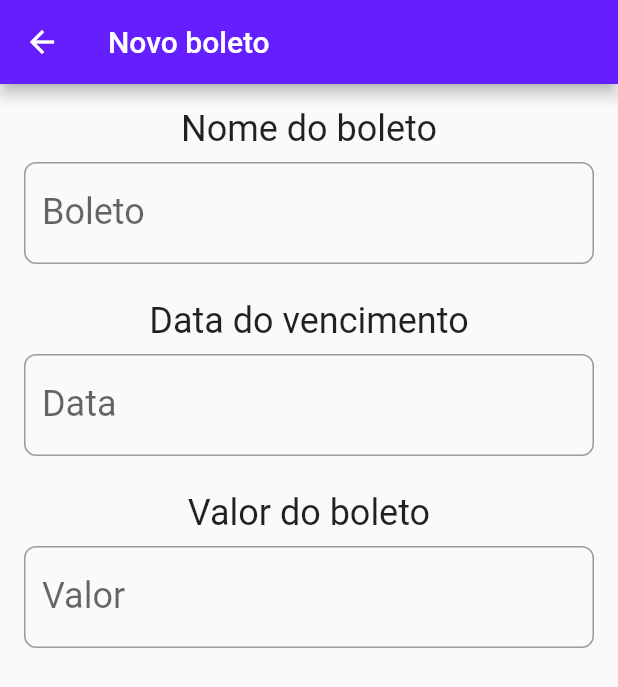
After one commit to EdRodrigues12/Ja-Paguei-Meus-Boletos, a Flutter app: the PaymentSlipPage screen opened by its route, on a phone screen of 412 x 824 dp. The commit adds this screen. Shown: the top 687 px of the screen. Run offline on Flutter 3.47's test engine with Material 2 defaults, Android fonts, the phone set to English and light mode, and no system bars; our stand-ins replace flutter_svg, splashscreen.

Commit message:
page new boletos

```diff
--- a/lib/boletos_app.dart
+++ b/lib/boletos_app.dart
@@ -3,6 +3,7 @@ import 'package:flutter/material.dart';
 import 'package:flutter/services.dart';
 import 'file:///C:/Users/Win/IdeaProjects/ja_paguei_meus_boletos/lib/ui/splash/splash_page.dart';
 import 'package:ja_paguei_meus_boletos/core/constants/string.dart';
+import 'package:ja_paguei_meus_boletos/core/routes/router.dart' as router;
 
 class BoletosApp extends StatelessWidget {
   @override
@@ -14,6 +15,8 @@ class BoletosApp extends StatelessWidget {
     return MaterialApp(
       debugShowCheckedModeBanner: false,
       title: boletosAppTittle,
+      onGenerateRoute: router.generateRoute,
+      initialRoute: '/',
       theme: ThemeData(
           visualDensity: VisualDensity.adaptivePlatformDensity,
           accentColor: Colors.deepPurple,
--- /dev/null
+++ b/lib/core/routes/router.dart
@@ -0,0 +1,12 @@
+import 'package:flutter/material.dart';
+import 'package:ja_paguei_meus_boletos/ui/home/home_page.dart';
+import 'package:ja_paguei_meus_boletos/ui/paymentSlip/payment_slip_page.dart';
+
+Route<dynamic> generateRoute(RouteSettings settings) {
+  switch (settings.name) {
+    case '/newBoleto':
+      return MaterialPageRoute(builder: (context) => PaymentSlipPage());
+    default:
+      return MaterialPageRoute(builder: (context) => HomePage());
+  }
+}
--- a/lib/ui/home/home_page.dart
+++ b/lib/ui/home/home_page.dart
@@ -486,6 +486,7 @@ class _HomePageState extends State<HomePage> {
           setState(() {
             _currentIndex = value;
           });
+          navigatorPage();
         },
         items: [
           BottomNavigationBarItem(
@@ -513,4 +514,18 @@ class _HomePageState extends State<HomePage> {
       ),
     );
   }
+
+// TODO: move for viewmodel
+  navigatorPage() {
+    switch (_currentIndex) {
+      case 0:
+        Navigator.pushNamed(
+            context, '/newBoleto');
+        break;
+      case 1:
+        break;
+      case 2:
+        break;
+    }
+  }
 }
--- /dev/null
+++ b/lib/ui/paymentSlip/payment_slip_page.dart
@@ -0,0 +1,100 @@
+import 'package:flutter/material.dart';
+
+class PaymentSlipPage extends StatelessWidget {
+  final TextEditingController _valueController = TextEditingController();
+  final TextEditingController _dateController = TextEditingController();
+  final TextEditingController _moneyController = TextEditingController();
+
+  @override
+  Widget build(BuildContext context) {
+    return Scaffold(
+      appBar: AppBar(
+        title: Text('Novo boleto'),
+      ),
+      body: Builder(
+        builder: (context) => Container(
+          alignment: Alignment.topCenter,
+          padding: EdgeInsets.all(16),
+          child: Column(
+            children: [
+              Text(
+                'Nome do boleto',
+                style: TextStyle(
+                  fontSize: 24.0,
+                ),
+              ),
+              Padding(
+                padding: const EdgeInsets.only(top: 8.0, bottom: 8.0),
+                child: TextField(
+                  controller: _valueController,
+                  style: TextStyle(fontSize: 24.0),
+                  decoration: InputDecoration(
+                    labelText: 'Boleto',
+                    border: OutlineInputBorder(
+                      borderRadius: BorderRadius.circular(8.0),
+                    ),
+                  ),
+                ),
+              ),
+              Padding(
+                padding: const EdgeInsets.only(top: 16.0),
+                child: Text(
+                  'Data do vencimento',
+                  style: TextStyle(
+                    fontSize: 24.0,
+                  ),
+                ),
+              ),
+              Padding(
+                padding: const EdgeInsets.only(top: 8.0, bottom: 8.0),
+                child: TextField(
+                  controller: _dateController,
+                  readOnly: true,
+                  style: TextStyle(fontSize: 24.0),
+                  decoration: InputDecoration(
+                    labelText: 'Data',
+                    border: OutlineInputBorder(
+                      borderRadius: BorderRadius.circular(8.0),
+                    ),
+                  ),
+                  onTap: () async {
+                    var date = await showDatePicker(
+                        context: context,
+                        initialDate: DateTime.now(),
+                        firstDate: DateTime(1900),
+                        lastDate: DateTime(2100));
+                    _dateController.text = date.toString().substring(0, 10);
+                  },
+                ),
+              ),
+              Padding(
+                padding: const EdgeInsets.only(top: 16.0),
+                child: Text(
+                  'Valor do boleto',
+                  style: TextStyle(
+                    fontSize: 24.0,
+                  ),
+                ),
+              ),
+              Padding(
+                padding: const EdgeInsets.only(top: 8.0, bottom: 8.0),
+                child: TextField(
+                  controller: _moneyController,
+                  style: TextStyle(fontSize: 24.0),
+                  decoration: InputDecoration(
+                    labelText: 'Valor',
+                    prefix: Text('R\$'),
+                    border: OutlineInputBorder(
+                      borderRadius: BorderRadius.circular(8.0),
+                    ),
+                  ),
+                  keyboardType: TextInputType.numberWithOptions(decimal: true),
+                ),
+              ),
+            ],
+          ),
+        ),
+      ),
+    );
+  }
+}
```
